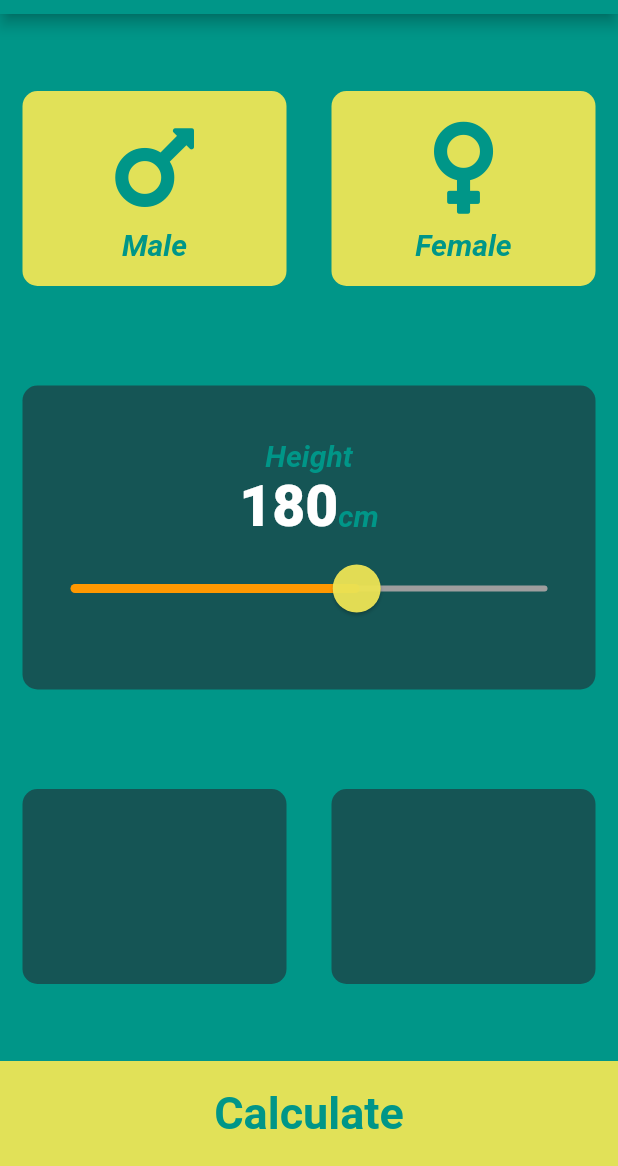
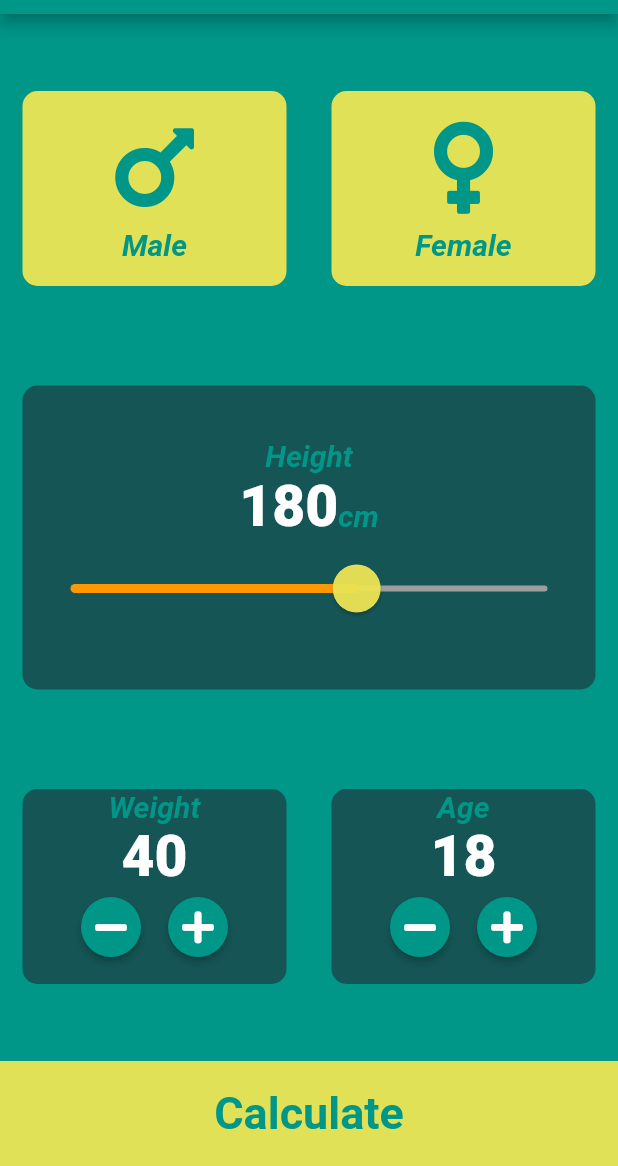
Before and after one commit to jpmehedi/flutter-bmi-calculator, a Flutter app: the screen it shows after launch, on a phone screen of 412 x 824 dp, the part 70-1236 px from its top. Run offline on Flutter 3.47's test engine with Material 2 defaults, Android fonts, the phone set to English and light mode, and no system bars; our stand-ins replace font_awesome_flutter.

Commit message:
ui complete

```diff
--- a/lib/constraint.dart
+++ b/lib/constraint.dart
@@ -11,3 +11,8 @@ const TextStyle kLevelTextStyle = TextStyle(
   color: Colors.teal,
   fontStyle: FontStyle.italic,
 );
+const TextStyle kNumberTextStyle = TextStyle(
+  fontSize: 38.0,
+  fontWeight: FontWeight.w900,
+  color: Colors.white,
+);
--- a/lib/input_page.dart
+++ b/lib/input_page.dart
@@ -18,6 +18,8 @@ class InputPage extends StatefulWidget {
 class _InputPageState extends State<InputPage> {
   Gender selectedGender;
   int height = 180;
+  int weight = 40;
+  int age = 18;
 
   @override
   Widget build(BuildContext context) {
@@ -83,8 +85,7 @@ class _InputPageState extends State<InputPage> {
                     children: <Widget>[
                       Text(
                         height.toString(),
-                        style: TextStyle(
-                            fontSize: 38.0, fontWeight: FontWeight.w900),
+                        style: kNumberTextStyle,
                       ),
                       Text(
                         "cm",
@@ -123,11 +124,83 @@ class _InputPageState extends State<InputPage> {
                 Expanded(
                   child: ReuseableCard(
                     color: kActiveCardColor,
+                    cardChild: Column(
+                      children: <Widget>[
+                        Text(
+                          "Weight",
+                          style: kLevelTextStyle,
+                        ),
+                        Text(
+                          weight.toString(),
+                          style: kNumberTextStyle,
+                        ),
+                        Row(
+                          mainAxisAlignment: MainAxisAlignment.center,
+                          children: <Widget>[
+                            RoundedButtonBuilder(
+                              onPres: () {
+                                setState(() {
+                                  weight--;
+                                });
+                              },
+                              icon: Icon(FontAwesomeIcons.minus),
+                            ),
+                            SizedBox(
+                              width: 10.0,
+                            ),
+                            RoundedButtonBuilder(
+                              onPres: () {
+                                setState(() {
+                                  weight++;
+                                });
+                              },
+                              icon: Icon(FontAwesomeIcons.plus),
+                            )
+                          ],
+                        )
+                      ],
+                    ),
                   ),
                 ),
                 Expanded(
                   child: ReuseableCard(
                     color: kActiveCardColor,
+                    cardChild: Column(
+                      children: <Widget>[
+                        Text(
+                          "Age",
+                          style: kLevelTextStyle,
+                        ),
+                        Text(
+                          age.toString(),
+                          style: kNumberTextStyle,
+                        ),
+                        Row(
+                          mainAxisAlignment: MainAxisAlignment.center,
+                          children: <Widget>[
+                            RoundedButtonBuilder(
+                              onPres: () {
+                                setState(() {
+                                  age--;
+                                });
+                              },
+                              icon: Icon(FontAwesomeIcons.minus),
+                            ),
+                            SizedBox(
+                              width: 10.0,
+                            ),
+                            RoundedButtonBuilder(
+                              onPres: () {
+                                setState(() {
+                                  age++;
+                                });
+                              },
+                              icon: Icon(FontAwesomeIcons.plus),
+                            ),
+                          ],
+                        )
+                      ],
+                    ),
                   ),
                 ),
               ],
@@ -151,3 +224,23 @@ class _InputPageState extends State<InputPage> {
     );
   }
 }
+
+class RoundedButtonBuilder extends StatelessWidget {
+  RoundedButtonBuilder({@required this.onPres, this.icon});
+  final Function onPres;
+  final Icon icon;
+
+  @override
+  Widget build(BuildContext context) {
+    return RawMaterialButton(
+      shape: RoundedRectangleBorder(borderRadius: BorderRadius.circular(20)),
+      fillColor: Colors.teal,
+      onPressed: onPres,
+      constraints: BoxConstraints(
+        minHeight: 40.0,
+        minWidth: 40.0,
+      ),
+      child: icon,
+    );
+  }
+}
```
